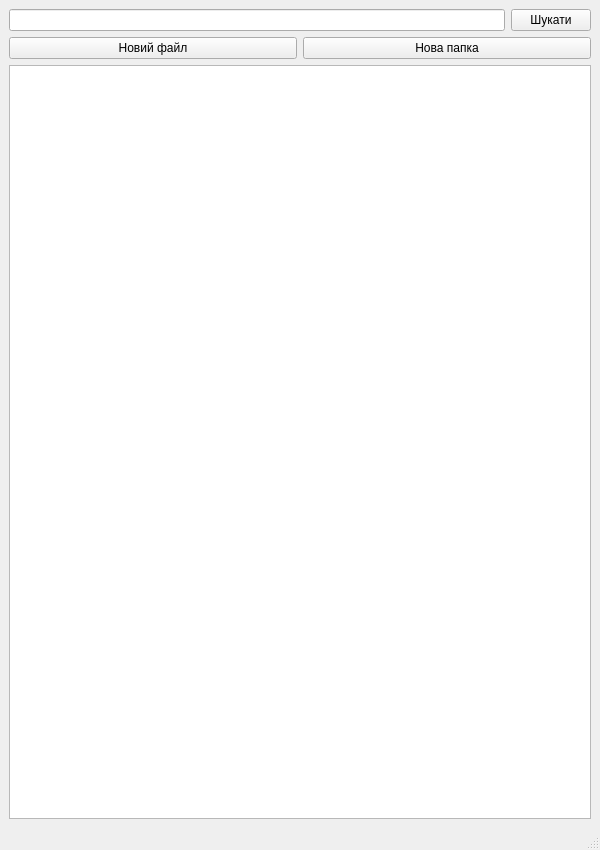
andrii-shchur/TeleCloud, file gui/main.ui: the form before one commit.
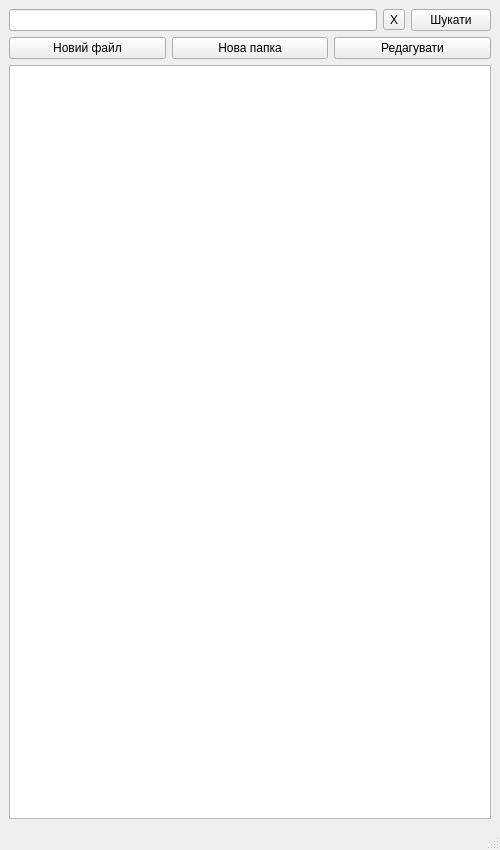
The form after the commit. Icons and pictures are not drawn.

Patch:
```diff
--- a/gui/main.ui
+++ b/gui/main.ui
@@ -6,7 +6,7 @@
    <rect>
     <x>0</x>
     <y>0</y>
-    <width>600</width>
+    <width>500</width>
     <height>850</height>
    </rect>
   </property>
@@ -24,6 +24,13 @@
       <item>
        <widget class="QLineEdit" name="lineEdit"/>
       </item>
+      <item>
+       <widget class="QToolButton" name="cancel_search_button">
+        <property name="text">
+         <string>X</string>
+        </property>
+       </widget>
+      </item>
       <item>
        <widget class="QPushButton" name="search_button">
         <property name="text">
@@ -34,6 +41,8 @@
      </layout>
     </item>
     <item>
+     <layout class="QHBoxLayout" name="horizontalLayout_4">
+      <item>
      <layout class="QHBoxLayout" name="horizontalLayout_3">
       <item>
        <layout class="QVBoxLayout" name="verticalLayout">
@@ -53,6 +62,13 @@
             </property>
            </widget>
           </item>
+            <item>
+             <widget class="QPushButton" name="change_button">
+              <property name="text">
+               <string>Редагувати</string>
+              </property>
+             </widget>
+            </item>
          </layout>
         </item>
         <item>
@@ -63,6 +79,8 @@
      </layout>
     </item>
    </layout>
+    </item>
+   </layout>
   </widget>
   <widget class="QMenuBar" name="menubar">
    <property name="geometry">
```
Left out of the diff: 2 changed lines with no effect on the pictures. Lines whose indentation alone changed are shown as unchanged.
